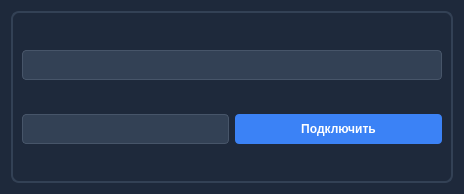
Before: the Qt Designer form settingsdialog.ui in vitalisimys/Check_station, drawn with Qt 5.
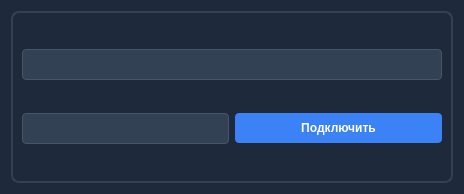
After: the same form once the commit is applied. Icons and pictures are not drawn.

Commit message: Правки по интерфейсу

Patch:
```diff
--- a/settingsdialog.ui
+++ b/settingsdialog.ui
@@ -45,6 +45,12 @@
           <verstretch>0</verstretch>
          </sizepolicy>
         </property>
+        <property name="font">
+         <font>
+          <pointsize>10</pointsize>
+          <bold>true</bold>
+         </font>
+        </property>
         <property name="styleSheet">
          <string notr="true">#networkComboBox {
     background-color: #334155;
@@ -105,6 +111,12 @@
             <verstretch>0</verstretch>
            </sizepolicy>
           </property>
+          <property name="font">
+           <font>
+            <pointsize>10</pointsize>
+            <bold>true</bold>
+           </font>
+          </property>
           <property name="styleSheet">
            <string notr="true">#findStationComboBox {
     background-color: #334155;
```
The commit also changes 3 other files.
